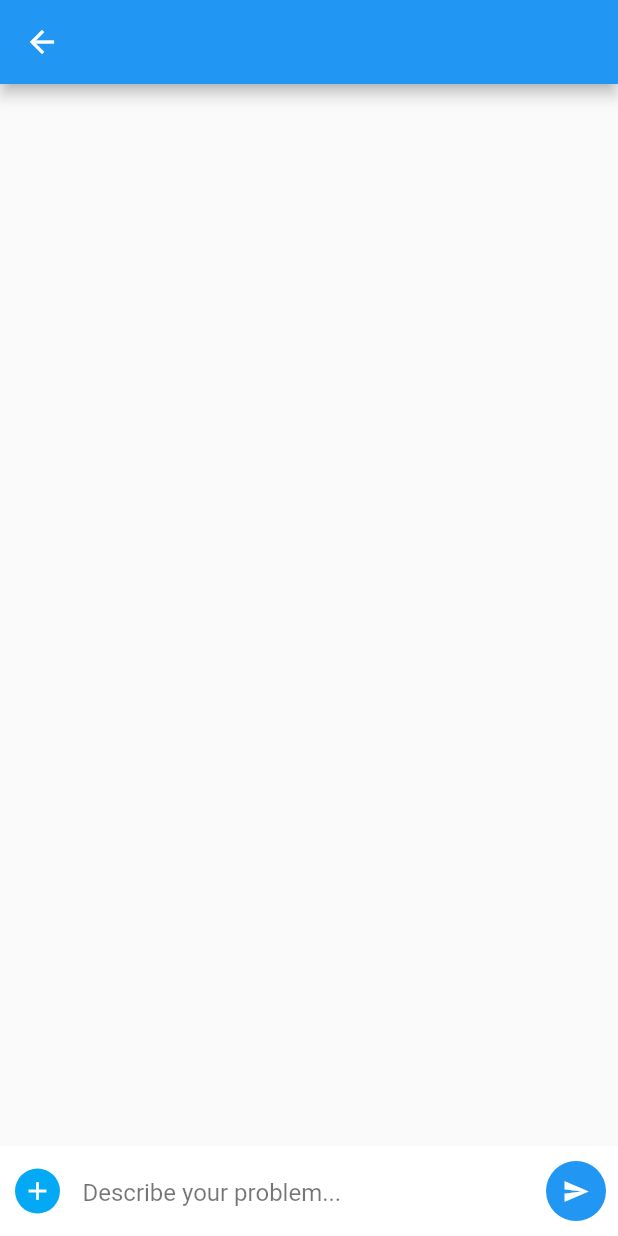
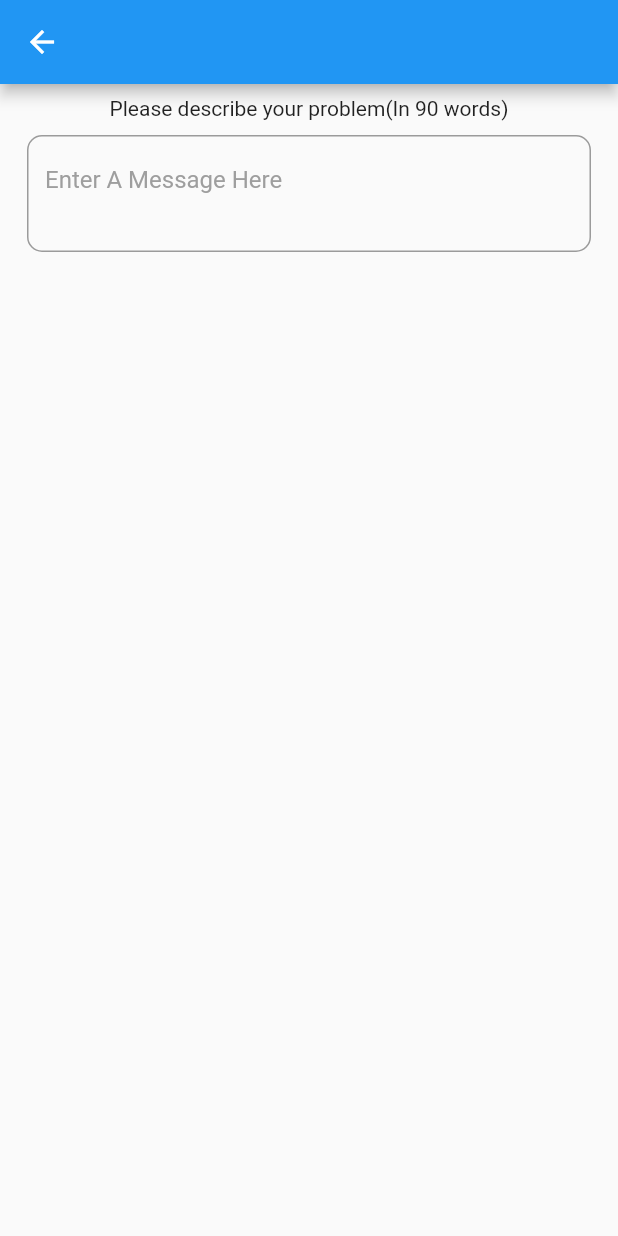
Before and after one commit to RakeshBhardwaj-coder/healingapp, a Flutter app: the screen it shows after launch, on a phone screen of 412 x 824 dp. Run offline on Flutter 3.47's test engine with Material 2 defaults, Android fonts, the phone set to English and light mode, and no system bars.

Commit message:
askquesion started to make

```diff
--- a/lib/main.dart
+++ b/lib/main.dart
@@ -3,6 +3,7 @@ import 'package:healingapp/pages/askQue.dart';
 import 'package:healingapp/routes.dart';
 import 'package:healingapp/pages/login_page.dart';
 import 'package:healingapp/pages/home_page.dart';
+import 'package:healingapp/try.dart';
 
 
 void main() {
@@ -23,6 +24,7 @@ class MyApp extends StatelessWidget {
         MyRoutes.homeRoute: (context) => const HomePage(),
         MyRoutes.loginRoute: (context) => LoginPage(),
         MyRoutes.askQueRoute:(context) => AskQue(),
+        MyRoutes.tryapp:(context) => Tryapp()
 
         // MyRoutes.homeRoute
       },
--- a/lib/pages/askQue.dart
+++ b/lib/pages/askQue.dart
@@ -1,69 +1,45 @@
 import 'package:flutter/material.dart';
 
-class AskQue extends StatelessWidget {
+class AskQue extends StatefulWidget {
   const AskQue({Key? key}) : super(key: key);
 
   @override
+  _AskQueState createState() => _AskQueState();
+}
+
+class _AskQueState extends State<AskQue> {
+  final TextEditingController _Textcontroller = TextEditingController();
+  String desc = "";
+  @override
   Widget build(BuildContext context) {
-    return Material(
-      child: Scaffold(
-        appBar: AppBar(title: Text('')),
-        body: Stack(
-          children: <Widget>[
-            Align(
-              alignment: Alignment.bottomLeft,
-              child: Container(
-                padding: EdgeInsets.only(left: 10, bottom: 10, top: 10),
-                height: 60,
-                width: double.infinity,
-                color: Colors.white,
-                child: Row(
-                  children: <Widget>[
-                    GestureDetector(
-                      onTap: () {},
-                      child: Container(
-                        height: 30,
-                        width: 30,
-                        decoration: BoxDecoration(
-                          color: Colors.lightBlue,
-                          borderRadius: BorderRadius.circular(30),
-                        ),
-                        child: Icon(
-                          Icons.add,
-                          color: Colors.white,
-                          size: 20,
-                        ),
-                      ),
-                    ),
-                    SizedBox(
-                      width: 15,
-                    ),
-                    Expanded(
-                      child: TextField(
-                        decoration: InputDecoration(
-                            hintText: "Describe your problem...",
-                            hintStyle: TextStyle(color: Colors.black54),
-                            border: InputBorder.none),
-                      ),
-                    ),
-                    SizedBox(
-                      width: 15,
-                    ),
-                    FloatingActionButton(
-                      onPressed: () {},
-                      child: Icon(
-                        Icons.send,
-                        color: Colors.white,
-                        size: 18,
-                      ),
-                      backgroundColor: Colors.blue,
-                      elevation: 0,
-                    ),
-                  ],
+    return Scaffold(
+      appBar: AppBar(title: Text('')),
+      body: Center(
+        child: Padding(
+          padding: const EdgeInsets.all(8.0),
+          child: Column(
+            mainAxisAlignment: MainAxisAlignment.start,
+            children: [
+              (_Textcontroller.value.text.isEmpty)
+                  ? Text("Please describe your problem(In 90 words)")
+                  : Text('Sent Message:'),
+              Padding(
+                padding: const EdgeInsets.all(10.0),
+                child: TextFormField(
+                  controller: _Textcontroller,
+                  minLines: 2,
+                  maxLines: 10,
+                  keyboardType: TextInputType.multiline,
+                  decoration: InputDecoration(
+                      hintText: 'Enter A Message Here',
+                      hintStyle: TextStyle(color: Colors.grey),
+                      border: OutlineInputBorder(
+                        borderRadius: BorderRadius.all(Radius.circular(10)),
+                      )),
                 ),
               ),
-            ),
-          ],
+            ],
+          ),
         ),
       ),
     );
--- a/lib/pages/login_page.dart
+++ b/lib/pages/login_page.dart
@@ -1,5 +1,6 @@
 import 'package:flutter/material.dart';
 import 'package:healingapp/routes.dart';
+
 // import 'package:flutter_catalog/utils/routes.dart';
 
 // ignore: use_key_in_widget_constructors
--- a/lib/routes.dart
+++ b/lib/routes.dart
@@ -2,4 +2,5 @@ class MyRoutes {
   static String homeRoute = "/home";
   static String loginRoute = "/login";
   static String askQueRoute = "/askQue";
+  static String tryapp = "/tryapp";
 }
```
Also changed, not shown: lib/pages/askQueLLLL.dart (added, +83 -0 lines), lib/try.dart (added, +38 -0 lines).
